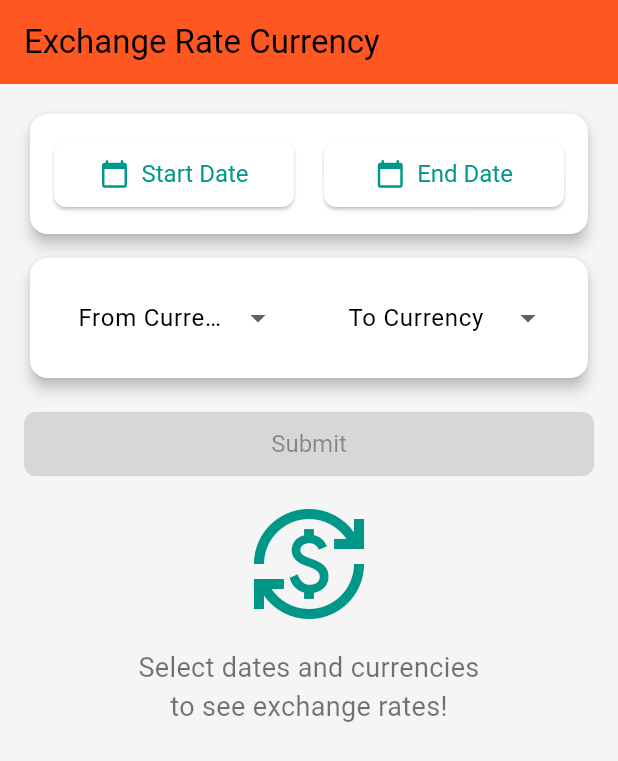
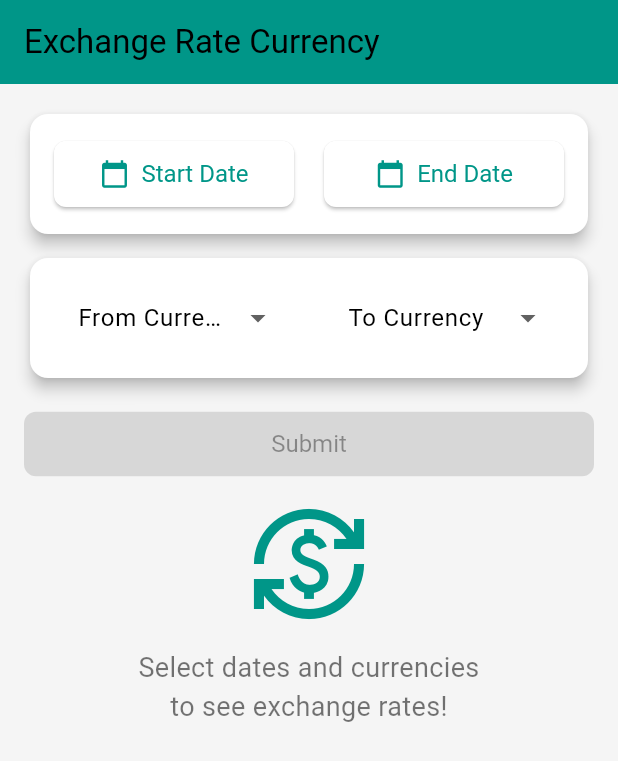
Before and after one commit to mohamedredaelsheikh/exxhange_rate_curency_app, a Flutter app: the screen it shows after launch, on a phone screen of 412 x 824 dp. Shown: the top 761 px of the screen. Run offline on Flutter 3.47's test engine with Material 3 defaults, Android fonts, the light colour scheme and no system bars; our stand-ins replace bloc, dartz, dio, equatable, flutter_bloc, flutter_spinkit.

Commit message:
finish app

```diff
--- a/lib/features/exchange_rate/presentation/views/exchange_rate_view.dart
+++ b/lib/features/exchange_rate/presentation/views/exchange_rate_view.dart
@@ -9,7 +9,7 @@ class ExchangeRateView extends StatelessWidget {
     return Scaffold(
       appBar: AppBar(
         title: const Text('Exchange Rate Currency'),
-        backgroundColor: Colors.deepOrange,
+        backgroundColor: Colors.teal,
       ),
       body: ExchangeRateViewBody(),
     );
```
